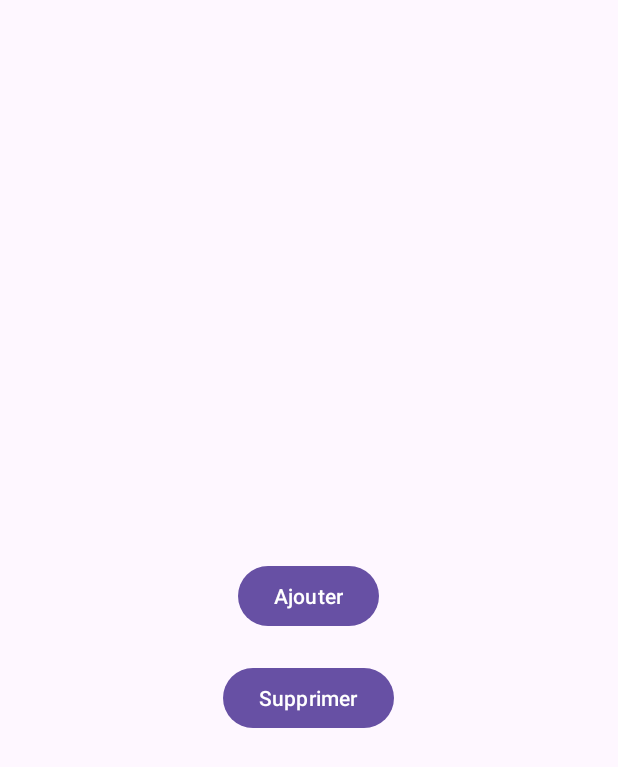
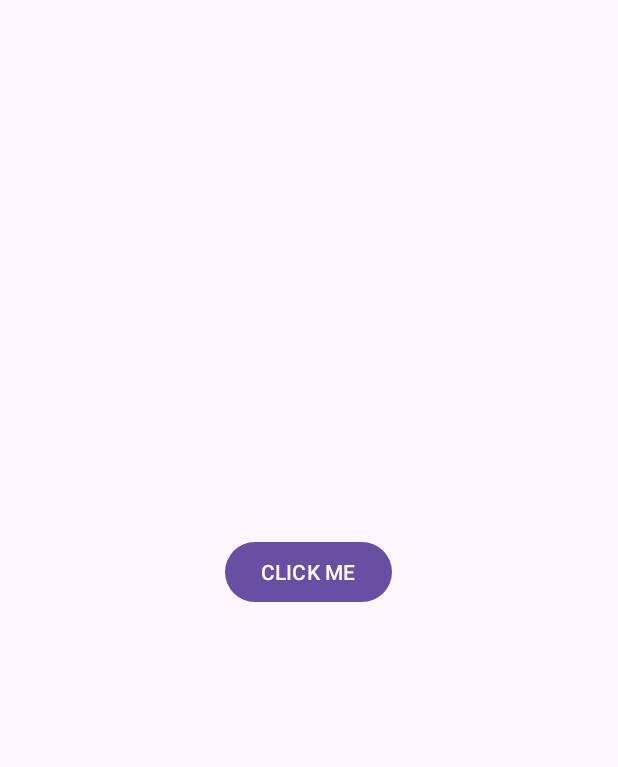
Before and after one commit to its-abdou/mobile-dev, an Android app: the screen it shows after launch (MainActivity), on a phone screen of 412 x 824 dp. Shown: the top 767 px of the screen. Run offline under Robolectric (Android 15) with nearby library versions, the phone set to English and light mode, and no system bars.

Commit message:
TP2-exo2

```diff
--- a/app/src/main/java/com/example/mob_dev_tp/MainActivity.java
+++ b/app/src/main/java/com/example/mob_dev_tp/MainActivity.java
@@ -1,43 +1,33 @@
 package com.example.mob_dev_tp;
 
 import android.os.Bundle;
+import android.view.Gravity;
 import android.widget.Button;
 import androidx.appcompat.app.AppCompatActivity;
 import android.view.View;
 import android.widget.TextView;
+import android.widget.Toast;
 
 public class MainActivity extends AppCompatActivity {
-   Button incrementButton;
-   Button decreaseButton;
-   TextView text1;
-   int counter = 0;
+  Button button;
+   TextView text;
 
     @Override
     protected void onCreate(Bundle savedInstanceState) {
         super.onCreate(savedInstanceState);
         setContentView(R.layout.activity_main);
-        incrementButton = findViewById(R.id.incrementButton);
-        decreaseButton = findViewById(R.id.decrementButton);
-        text1 = findViewById(R.id.text);
-        decreaseButton.setOnClickListener(new View.OnClickListener() {
+        button = findViewById(R.id.button);
+        text = findViewById(R.id.text);
+        button.setOnClickListener(new View.OnClickListener() {
             @Override
             public void onClick(View v) {
-                if (counter<= 0){
-                    decreaseButton.setEnabled(false);
-                }
-                else{
-                    counter --;
-                    text1.setText("Vous avez "+counter+" points actuellement");}
+                text.setText("Hello, World!");
+                Toast MsgToast = Toast.makeText(MainActivity.this, "message à afficher", Toast.LENGTH_SHORT);
+                MsgToast.setGravity(Gravity.CENTER, 0,0);
+                MsgToast.show();
+            }
+        });
+    };
 
-                }
-        });
-        };
 
-    public void increment(View view) {
-        counter++;
-        if (counter > 0) {
-            decreaseButton.setEnabled(true);
-        }
-        text1.setText("Vous avez "+counter+" points actuellement");
-    }
-    }
+}
--- a/app/src/main/res/layout/activity_main.xml
+++ b/app/src/main/res/layout/activity_main.xml
@@ -6,25 +6,21 @@
     android:layout_height="match_parent"
     android:gravity="center">
 
-    <TextView
-        android:layout_width="wrap_content"
-        android:layout_height="wrap_content"
-        android:id="@+id/text"
-        android:layout_marginBottom="20dp"
-      />
 
     <Button
         android:layout_width="wrap_content"
         android:layout_height="wrap_content"
-        android:id="@+id/incrementButton"
-        android:onClick="increment"
-        android:text="Ajouter"
-        android:layout_marginBottom="20dp"/>
+        android:id="@+id/button"
+        android:text="CLICK ME"
+        android:layout_marginBottom="20dp"
+    />
 
-    <Button
-        android:id="@+id/decrementButton"
+    <TextView
         android:layout_width="wrap_content"
         android:layout_height="wrap_content"
-        android:text="Supprimer" />
+        android:textSize="30dp"
+        android:id="@+id/text"
+    />
+
 
 </LinearLayout>
```
